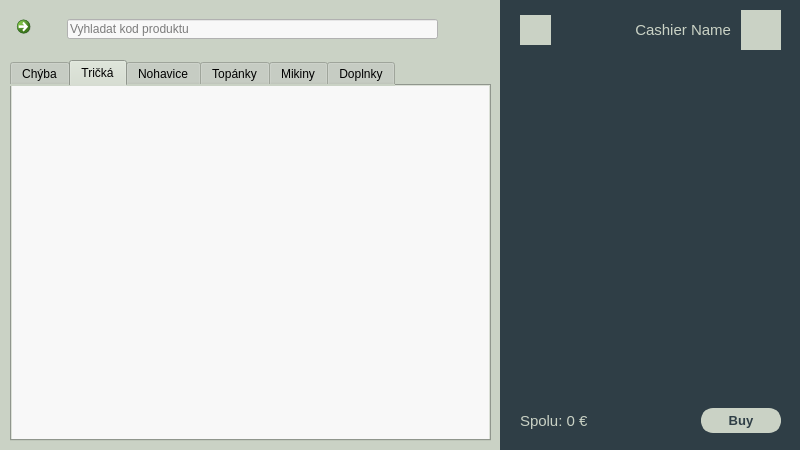
Before: the Qt Designer form source/code/main.ui in tomas-magat/camels-eshop-infosystem, drawn with Qt 5.
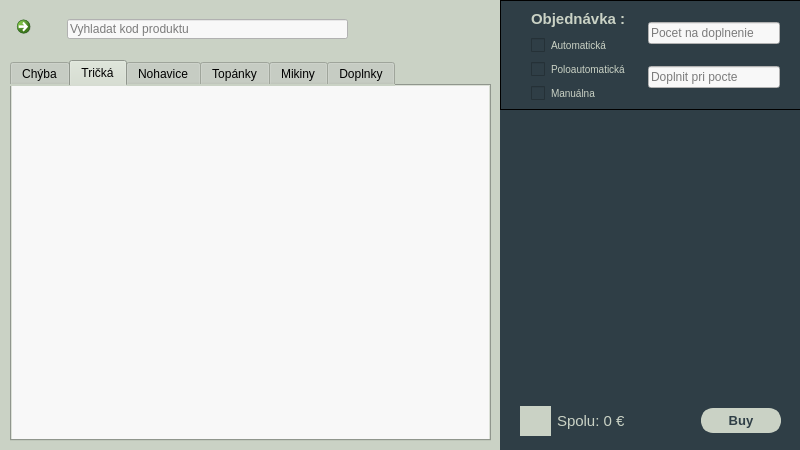
After: the same form once the commit is applied. The open tabs and pages were chosen to show the change. Icons and pictures are not drawn. Custom widgets are drawn as their Qt base class.

```diff
--- a/source/code/main.ui
+++ b/source/code/main.ui
@@ -1454,7 +1454,7 @@
            <rect>
             <x>9</x>
             <y>9</y>
-            <width>481</width>
+            <width>401</width>
             <height>41</height>
            </rect>
           </property>
@@ -1513,7 +1513,7 @@
                <rect>
                 <x>12</x>
                 <y>10</y>
-                <width>371</width>
+                <width>281</width>
                 <height>20</height>
                </rect>
               </property>
@@ -1536,7 +1536,7 @@
              <widget class="QPushButton" name="searchButton_2">
               <property name="geometry">
                <rect>
-                <x>390</x>
+                <x>300</x>
                 <y>0</y>
                 <width>39</width>
                 <height>40</height>
@@ -1590,7 +1590,7 @@
            <string notr="true"/>
           </property>
           <property name="currentIndex">
-           <number>0</number>
+           <number>5</number>
           </property>
           <widget class="QWidget" name="chybaCategory">
            <attribute name="title">
@@ -1668,8 +1668,8 @@
            <widget class="QFrame" name="shirts_2">
             <property name="geometry">
              <rect>
-              <x>-1</x>
-              <y>-1</y>
+              <x>0</x>
+              <y>0</y>
               <width>481</width>
               <height>361</height>
              </rect>
@@ -1683,7 +1683,7 @@
             <property name="frameShadow">
              <enum>QFrame::Plain</enum>
             </property>
-            <layout class="QVBoxLayout" name="verticalLayout_7">
+            <layout class="QVBoxLayout" name="verticalLayout_36">
              <property name="spacing">
               <number>0</number>
              </property>
@@ -1704,6 +1704,7 @@
                <property name="styleSheet">
                 <string notr="true">QScrollArea:vertical {
 	width: 20px;
+	border-radius: 5px;
 	background-color: rgb(218, 218, 218);
 }</string>
                </property>
@@ -1713,23 +1714,23 @@
                <property name="widgetResizable">
                 <bool>true</bool>
                </property>
-               <widget class="QWidget" name="shirtsContents_2">
+               <widget class="QWidget" name="shirtContents_2">
                 <property name="geometry">
                  <rect>
                   <x>0</x>
                   <y>0</y>
-                  <width>479</width>
-                  <height>359</height>
+                  <width>481</width>
+                  <height>361</height>
                  </rect>
                 </property>
-                <layout class="QVBoxLayout" name="verticalLayout_8"/>
+                <layout class="QVBoxLayout" name="verticalLayout_37"/>
                </widget>
               </widget>
              </item>
             </layout>
            </widget>
           </widget>
-          <widget class="Topanky" name="pantsCategory_2">
+          <widget class="QWidget" name="pantsCategory_2">
            <property name="focusPolicy">
             <enum>Qt::NoFocus</enum>
            </property>
@@ -1990,7 +1991,7 @@
 }</string>
                </property>
                <property name="frameShape">
-                <enum>QFrame::StyledPanel</enum>
+                <enum>QFrame::Box</enum>
                </property>
                <property name="widgetResizable">
                 <bool>true</bool>
@@ -2052,6 +2053,9 @@
            <height>60</height>
           </size>
          </property>
+         <property name="frameShape">
+          <enum>QFrame::Box</enum>
+         </property>
          <layout class="QHBoxLayout" name="horizontalLayout_15">
           <property name="spacing">
            <number>10</number>
@@ -2063,29 +2067,29 @@
            <number>20</number>
           </property>
           <item>
-           <widget class="QLabel" name="cartIcon_2">
-            <property name="maximumSize">
-             <size>
-              <width>31</width>
-              <height>30</height>
-             </size>
-            </property>
+           <layout class="QVBoxLayout" name="verticalLayout_29">
+            <item alignment="Qt::AlignHCenter|Qt::AlignVCenter">
+             <widget class="QLabel" name="objednavka_text">
             <property name="styleSheet">
-             <string notr="true">background-color: rgb(202, 210, 197);</string>
-            </property>
-            <property name="pixmap">
-             <pixmap>../../assets/icons/shopping-cart.png</pixmap>
-            </property>
-            <property name="scaledContents">
-             <bool>true</bool>
-            </property>
-            <property name="alignment">
-             <set>Qt::AlignRight|Qt::AlignTrailing|Qt::AlignVCenter</set>
+               <string notr="true">color: #cad2c5;
+font-family: &quot;Myanmar Text&quot;;
+font-size: 15px;
+font-weight: bold;
+padding-left: 10px</string>
+              </property>
+              <property name="text">
+               <string>Objednávka :   </string>
+              </property>
+              <property name="textFormat">
+               <enum>Qt::PlainText</enum>
+              </property>
+              <property name="indent">
+               <number>0</number>
             </property>
            </widget>
           </item>
-          <item>
-           <widget class="QLabel" name="cashierName_2">
+            <item alignment="Qt::AlignLeft">
+             <widget class="QCheckBox" name="checkBox_2">
             <property name="font">
              <font>
               <pointsize>-1</pointsize>
@@ -2093,34 +2097,91 @@
             </property>
             <property name="styleSheet">
              <string notr="true">color: #cad2c5;
-font-size: 15px;</string>
+font-size: 10px;
+padding-left: 10px</string>
             </property>
             <property name="text">
-             <string>Cashier Name</string>
-            </property>
-            <property name="alignment">
-             <set>Qt::AlignRight|Qt::AlignTrailing|Qt::AlignVCenter</set>
-            </property>
-           </widget>
-          </item>
+               <string>Automatická</string>
+              </property>
+             </widget>
+            </item>
+            <item alignment="Qt::AlignLeft">
+             <widget class="QCheckBox" name="checkBox_3">
+              <property name="font">
+               <font>
+                <pointsize>-1</pointsize>
+               </font>
+              </property>
+              <property name="styleSheet">
+               <string notr="true">color: #cad2c5;
+font-size: 10px;
+padding-left: 10px</string>
+              </property>
+              <property name="text">
+               <string>Poloautomatická</string>
+              </property>
+             </widget>
+            </item>
+            <item alignment="Qt::AlignLeft">
+             <widget class="QCheckBox" name="checkBox">
+              <property name="font">
+               <font>
+                <pointsize>-1</pointsize>
+               </font>
+              </property>
+              <property name="styleSheet">
+               <string notr="true">color: #cad2c5;
+font-size: 10px;
+padding-left: 10px</string>
+              </property>
+              <property name="text">
+               <string>Manuálna</string>
+              </property>
+             </widget>
+            </item>
+           </layout>
+          </item>
           <item>
-           <widget class="QLabel" name="userIcon_2">
-            <property name="maximumSize">
-             <size>
-              <width>40</width>
-              <height>40</height>
-             </size>
-            </property>
+           <layout class="QVBoxLayout" name="verticalLayout_8">
+            <item>
+             <widget class="QLineEdit" name="HowManyToBuy">
+              <property name="styleSheet">
+               <string notr="true">background-color: rgb(248, 248, 248);</string>
+              </property>
+              <property name="text">
+               <string/>
+              </property>
+              <property name="maxLength">
+               <number>20</number>
+              </property>
+              <property name="frame">
+               <bool>true</bool>
+              </property>
+              <property name="placeholderText">
+               <string>Pocet na doplnenie</string>
+              </property>
+             </widget>
+            </item>
+            <item>
+             <widget class="QLineEdit" name="CountWhenToBuy">
             <property name="styleSheet">
-             <string notr="true">background-color: rgb(202, 210, 197);</string>
-            </property>
-            <property name="pixmap">
-             <pixmap>../../assets/icons/user.png</pixmap>
-            </property>
-            <property name="scaledContents">
+               <string notr="true">background-color: rgb(248, 248, 248);</string>
+              </property>
+              <property name="text">
+               <string/>
+              </property>
+              <property name="maxLength">
+               <number>20</number>
+              </property>
+              <property name="frame">
              <bool>true</bool>
             </property>
-           </widget>
+              <property name="placeholderText">
+               <string>Doplnit pri pocte</string>
+              </property>
+             </widget>
+            </item>
+           </layout>
           </item>
          </layout>
         </widget>
@@ -2139,7 +2200,7 @@
             <x>0</x>
             <y>0</y>
             <width>301</width>
-            <height>391</height>
+            <height>341</height>
            </rect>
           </property>
           <layout class="QVBoxLayout" name="verticalLayout_21">
@@ -2163,7 +2224,7 @@
                 <x>0</x>
                 <y>0</y>
                 <width>299</width>
-                <height>329</height>
+                <height>279</height>
                </rect>
               </property>
               <layout class="QVBoxLayout" name="verticalLayout_34"/>
@@ -2191,6 +2252,28 @@
               <property name="rightMargin">
                <number>20</number>
               </property>
+              <item>
+               <widget class="QLabel" name="cartIcon_2">
+                <property name="maximumSize">
+                 <size>
+                  <width>31</width>
+                  <height>30</height>
+                 </size>
+                </property>
+                <property name="styleSheet">
+                 <string notr="true">background-color: rgb(202, 210, 197);</string>
+                </property>
+                <property name="pixmap">
+                 <pixmap>../../assets/icons/shopping-cart.png</pixmap>
+                </property>
+                <property name="scaledContents">
+                 <bool>true</bool>
+                </property>
+                <property name="alignment">
+                 <set>Qt::AlignRight|Qt::AlignTrailing|Qt::AlignVCenter</set>
+                </property>
+               </widget>
+              </item>
               <item>
                <widget class="QLabel" name="totalPrice_2">
                 <property name="font">
@@ -2857,14 +2940,6 @@
    </widget>
   </widget>
  </widget>
- <customwidgets>
-  <customwidget>
-   <class>Topanky</class>
-   <extends>QWidget</extends>
-   <header>topanky</header>
-   <container>1</container>
-  </customwidget>
- </customwidgets>
  <resources/>
  <connections/>
 </ui>
```
Lines whose indentation alone changed are shown as unchanged.
